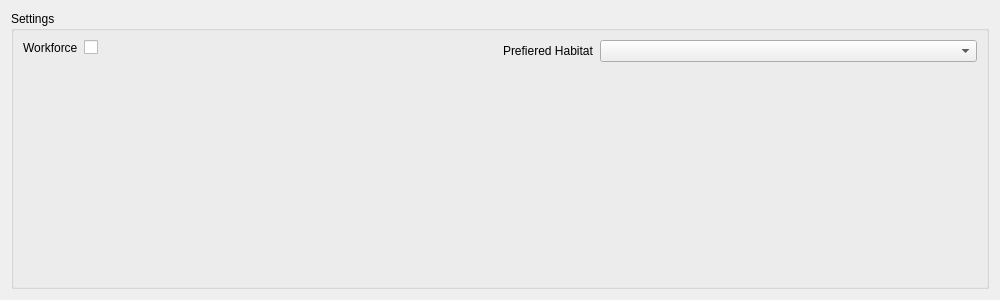
Old version of the form src/ui/section/WareSelectionSection/wareselectionsection.ui in the repository Arklog/x4StationGenerator.
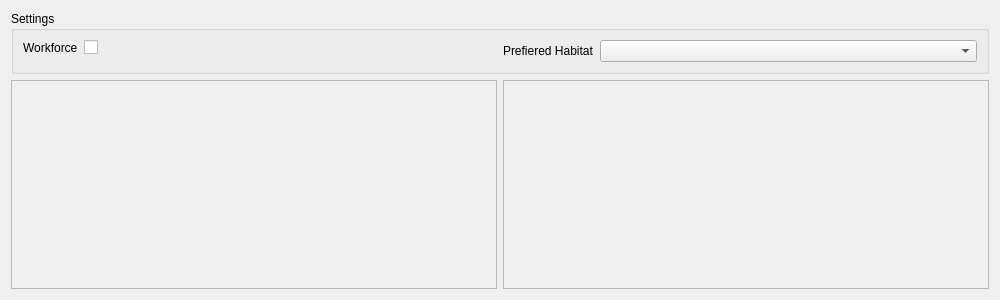
New version of the form.

Commit message: added scrolling for wareselectionsection

The edit to the form file:
```diff
--- a/src/ui/section/WareSelectionSection/wareselectionsection.ui
+++ b/src/ui/section/WareSelectionSection/wareselectionsection.ui
@@ -56,7 +56,42 @@
     </widget>
    </item>
    <item>
-    <layout class="QGridLayout" name="main_layout"/>
+    <layout class="QGridLayout" name="main_layout">
+     <item row="0" column="0">
+      <widget class="QScrollArea" name="selection_scroll_area">
+       <property name="widgetResizable">
+        <bool>true</bool>
+       </property>
+       <widget class="QWidget" name="scrollAreaWidgetContents">
+        <property name="geometry">
+         <rect>
+          <x>0</x>
+          <y>0</y>
+          <width>486</width>
+          <height>200</height>
+         </rect>
+        </property>
+       </widget>
+      </widget>
+     </item>
+     <item row="0" column="1">
+      <widget class="QScrollArea" name="configuration_scroll_area">
+       <property name="widgetResizable">
+        <bool>true</bool>
+       </property>
+       <widget class="QWidget" name="scrollAreaWidgetContents_2">
+        <property name="geometry">
+         <rect>
+          <x>0</x>
+          <y>0</y>
+          <width>486</width>
+          <height>200</height>
+         </rect>
+        </property>
+       </widget>
+      </widget>
+     </item>
+    </layout>
    </item>
   </layout>
  </widget>
```
The commit also changes 2 other files.
